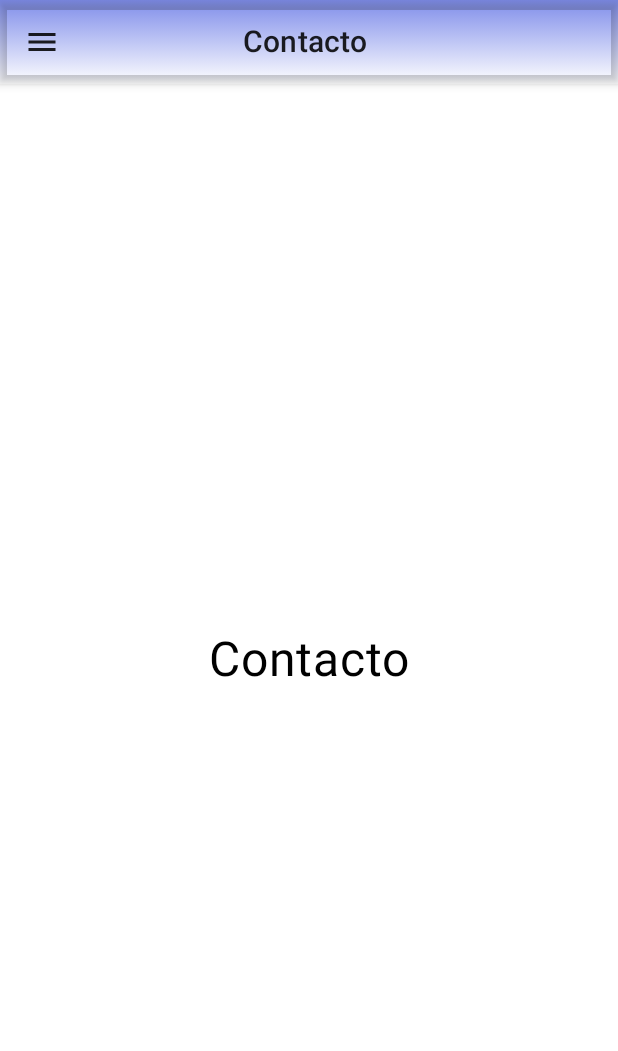
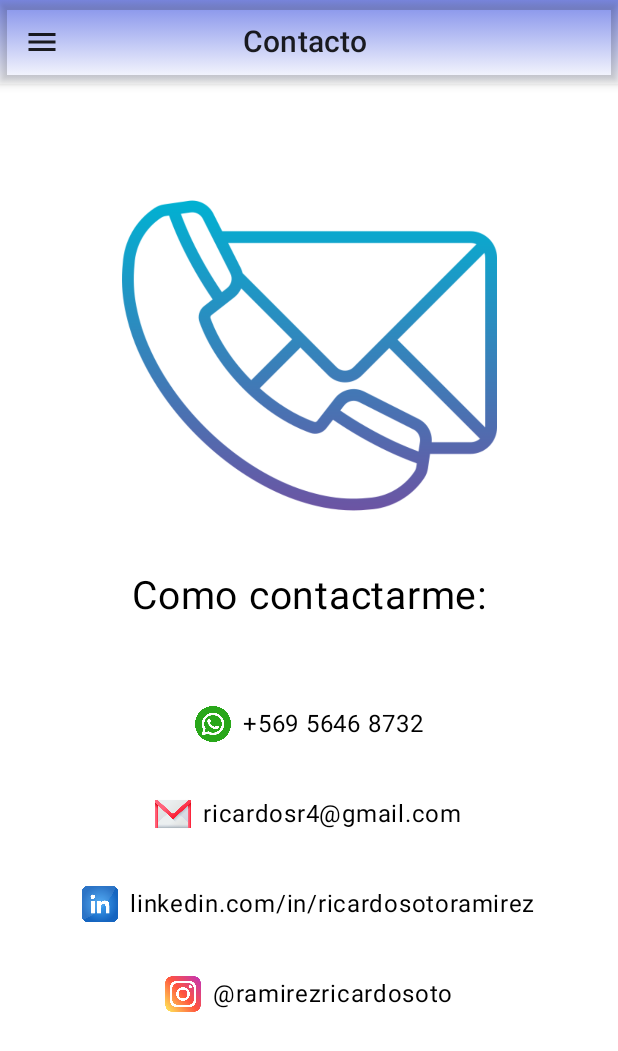
Before and after one commit to ricardosr4/MyProfileCompose, an Android app built with Jetpack Compose: the ContactScreen screen opened through its navigation route, on a phone screen of 412 x 824 dp. Shown: the top 1051 px of the screen. Run offline under Robolectric (Android 15) with nearby library versions, the phone set to English and light mode, and no system bars.

Commit message:
init screen contact part one

```diff
--- a/app/src/main/java/com/example/myprofilecompose/ui/contact/presenter/ContactScreen.kt
+++ b/app/src/main/java/com/example/myprofilecompose/ui/contact/presenter/ContactScreen.kt
@@ -1,26 +1,131 @@
 package com.example.myprofilecompose.ui.contact.presenter
 
-import android.text.Layout
-import android.widget.GridLayout
-import androidx.compose.foundation.layout.Arrangement
+import androidx.compose.foundation.Image
 import androidx.compose.foundation.layout.Column
+import androidx.compose.foundation.layout.Row
+import androidx.compose.foundation.layout.Spacer
 import androidx.compose.foundation.layout.fillMaxSize
+import androidx.compose.foundation.layout.height
+import androidx.compose.foundation.layout.padding
+import androidx.compose.foundation.layout.size
+import androidx.compose.foundation.layout.width
+import androidx.compose.material3.Icon
 import androidx.compose.material3.Text
 import androidx.compose.runtime.Composable
 import androidx.compose.ui.Alignment
 import androidx.compose.ui.Modifier
+import androidx.compose.ui.graphics.Color
+import androidx.compose.ui.res.painterResource
+import androidx.compose.ui.tooling.preview.Preview
+import androidx.compose.ui.unit.dp
 import androidx.compose.ui.unit.sp
+import com.example.myprofilecompose.R
 
+@Preview(showBackground = true)
 @Composable
 fun ContactScreen() {
+
     Column(
-        modifier = Modifier.fillMaxSize(),
-        horizontalAlignment = Alignment.CenterHorizontally,
-        verticalArrangement = Arrangement.Center
+        modifier = Modifier
+            .fillMaxSize()
+            .padding(16.dp),
+        horizontalAlignment = Alignment.CenterHorizontally
     ) {
-        Text(text = "Contacto",
-            fontSize = 32.sp)
+        // Imagen centrada
+        Image(
+            painter = painterResource(id = R.drawable.img_contact),
+            contentDescription = "image contact",
+            modifier = Modifier
+                .padding(top = 40.dp)
+                .size(250.dp)
+        )
 
+        // Espacio de 20dp
+        Spacer(modifier = Modifier.height(20.dp))
+
+        Text(
+            text = "Como contactarme:",
+            fontSize = 26.sp,
+            )
+        Spacer(modifier = Modifier.height(50.dp))
+
+        // Primera fila: WhatsApp
+        Row(
+            verticalAlignment = Alignment.CenterVertically,
+            modifier = Modifier.padding(vertical = 8.dp)
+        ) {
+            Icon(
+                painter = painterResource(id = R.drawable.icon_whatsapp), // Cambia al ID correcto del ícono
+                contentDescription = "WhatsApp icon",
+                modifier = Modifier.size(24.dp),
+                tint = Color.Unspecified
+
+            )
+            Spacer(modifier = Modifier.width(8.dp)) // Espacio entre ícono y texto
+            Text(text = "+569 5646 8732") // Número de contacto
+        }
+        Spacer(modifier = Modifier.height(20.dp))
+
+        // Segunda fila: Email
+        Row(
+            verticalAlignment = Alignment.CenterVertically,
+            modifier = Modifier.padding(vertical = 8.dp)
+        ) {
+            Icon(
+                painter = painterResource(id = R.drawable.icon_gmail), // Cambia al ID correcto del ícono
+                contentDescription = "Email icon",
+                modifier = Modifier.size(24.dp),
+                tint = Color.Unspecified
+
+            )
+            Spacer(modifier = Modifier.width(8.dp)) // Espacio entre ícono y texto
+            Text(text = "ricardosr4@gmail.com") // Dirección de correo
+        }
+        Spacer(modifier = Modifier.height(20.dp))
+
+
+        // Tercera fila: LinkedIn
+        Row(
+            verticalAlignment = Alignment.CenterVertically,
+            modifier = Modifier.padding(vertical = 8.dp)
+        ) {
+            Icon(
+                painter = painterResource(id = R.drawable.icon_linkedin), // Cambia al ID correcto del ícono
+                contentDescription = "LinkedIn icon",
+                modifier = Modifier.size(24.dp),
+                tint = Color.Unspecified
+
+            )
+            Spacer(modifier = Modifier.width(8.dp)) // Espacio entre ícono y texto
+            Text(text = "linkedin.com/in/ricardosotoramirez") // Enlace a LinkedIn
+        }
+        Spacer(modifier = Modifier.height(20.dp))
+
+        Row(
+            verticalAlignment = Alignment.CenterVertically,
+            modifier = Modifier.padding(vertical = 8.dp)
+        ) {
+            Icon(
+                painter = painterResource(id = R.drawable.icon_instagram), // Cambia al ID correcto del ícono
+                contentDescription = "Instagram icon",
+                modifier = Modifier.size(24.dp),
+                tint = Color.Unspecified
+
+            )
+            Spacer(modifier = Modifier.width(8.dp)) // Espacio entre ícono y texto
+            Text(text = "@ramirezricardosoto") // Enlace a LinkedIn
+        }
     }
 
+
 }
+
+//Column(
+//        modifier = Modifier.fillMaxSize(),
+//        horizontalAlignment = Alignment.CenterHorizontally,
+//        verticalArrangement = Arrangement.Center
+//    ) {
+//        Text(text = "Contacto",
+//            fontSize = 32.sp)
+//
+//    }
```
Also changed, not shown: app/src/main/res/drawable/icon_gmail.png (added), app/src/main/res/drawable/icon_instagram.png (added), app/src/main/res/drawable/icon_whatsapp.png (added), app/src/main/res/drawable/img_contact.png (added).
